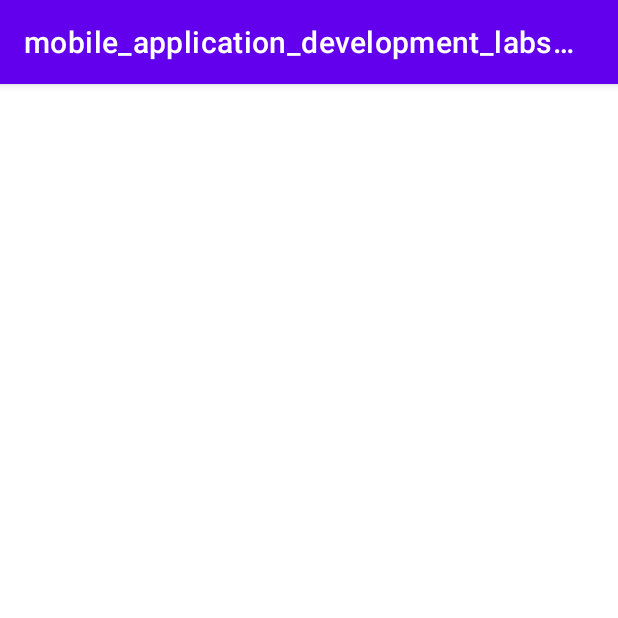
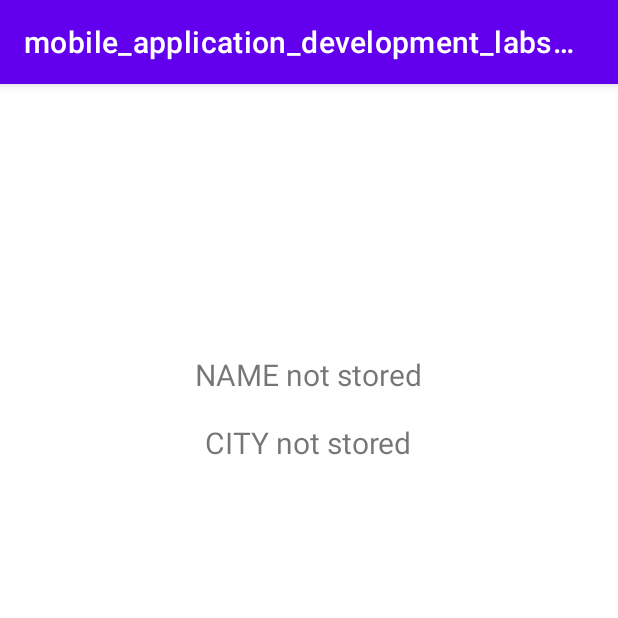
Before and after one commit to JosephLahiru/mobile_application_development_labsheet3, an Android app: the LastActivity screen opened directly, with no data from a screen before it, on a phone screen of 412 x 824 dp, the top half of it. Run offline under Robolectric (Android 15) with nearby library versions, the phone set to English and light mode, and no system bars.

Commit message:
Finished LastActivity.java

```diff
--- a/app/src/main/java/me/mtron/mobile_application_development_labsheet3/exercise_03_shared_preferences/LastActivity.java
+++ b/app/src/main/java/me/mtron/mobile_application_development_labsheet3/exercise_03_shared_preferences/LastActivity.java
@@ -2,15 +2,30 @@ package me.mtron.mobile_application_development_labsheet3.exercise_03_shared_pre
 
 import androidx.appcompat.app.AppCompatActivity;
 
+import android.content.SharedPreferences;
 import android.os.Bundle;
+import android.widget.TextView;
 
 import me.mtron.mobile_application_development_labsheet3.R;
 
 public class LastActivity extends AppCompatActivity {
 
+    TextView name;
+    TextView city;
+
     @Override
     protected void onCreate(Bundle savedInstanceState) {
         super.onCreate(savedInstanceState);
         setContentView(R.layout.activity_last);
+
+        name = findViewById(R.id.text1);
+        city = findViewById(R.id.text22);
+
+        SharedPreferences data2 = getSharedPreferences("data", MODE_PRIVATE);
+        String _name = data2.getString("NAME", "NAME not stored");
+        String _city = data2.getString("CITY", "CITY not stored");
+
+        name.setText(_name);
+        city.setText(_city);
     }
 }
--- a/app/src/main/res/layout/activity_last.xml
+++ b/app/src/main/res/layout/activity_last.xml
@@ -6,4 +6,29 @@
     android:layout_height="match_parent"
     tools:context=".exercise_03_shared_preferences.LastActivity">
 
+    <TextView
+        android:id="@+id/text1"
+        android:layout_width="wrap_content"
+        android:layout_height="wrap_content"
+        android:layout_marginStart="164dp"
+        android:layout_marginTop="180dp"
+        android:layout_marginEnd="165dp"
+        android:text="Name"
+        android:textSize="20dp"
+        app:layout_constraintEnd_toEndOf="parent"
+        app:layout_constraintStart_toStartOf="parent"
+        app:layout_constraintTop_toTopOf="parent" />
+
+    <TextView
+        android:id="@+id/text22"
+        android:layout_width="wrap_content"
+        android:layout_height="wrap_content"
+        android:layout_marginStart="164dp"
+        android:layout_marginTop="18dp"
+        android:layout_marginEnd="165dp"
+        android:text="City"
+        android:textSize="20dp"
+        app:layout_constraintEnd_toEndOf="parent"
+        app:layout_constraintStart_toStartOf="parent"
+        app:layout_constraintTop_toBottomOf="@+id/text1" />
 </androidx.constraintlayout.widget.ConstraintLayout>
```
